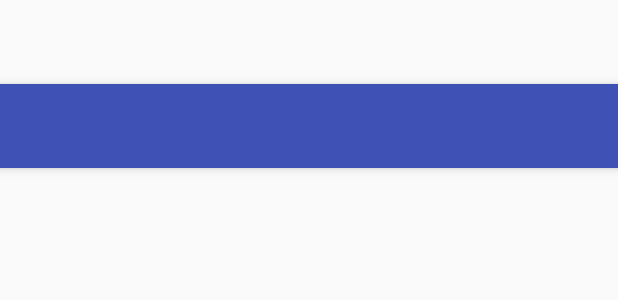
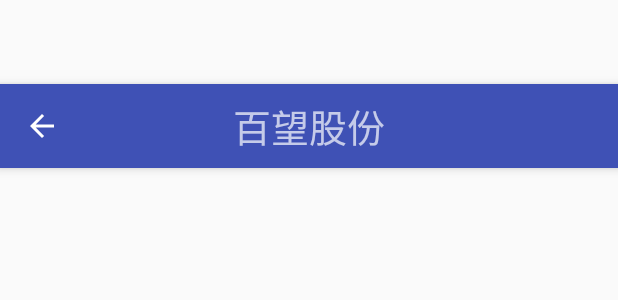
Before and after one commit to ljgsonx/FirstApp, an Android app: the layout activity_base.xml on its own in the app's theme, with its tools: preview values and no code run, on a phone screen of 412 x 824 dp. Shown: the top 300 px of the screen. Run offline under Robolectric (Android 15) with nearby library versions, the light colour scheme and no system bars.

Commit message:
finish toolbar test

```diff
--- a/alldemos/src/main/java/com/example/administrator/alldemos/utils/MyLoader.java
+++ b/alldemos/src/main/java/com/example/administrator/alldemos/utils/MyLoader.java
@@ -25,7 +25,7 @@ public class MyLoader extends AsyncTaskLoader<Cursor>{
 
     private MyLoaderObserver mMyLoaderObserver;
 
-    public MyLoader(Context context,int loaderType) {
+    public  MyLoader(Context context,int loaderType) {
         super(context);
         mLoaderType = loaderType;
     }
--- a/bwbaselibtest/src/main/res/values/dimens.xml
+++ b/bwbaselibtest/src/main/res/values/dimens.xml
@@ -2,4 +2,6 @@
     <!-- Default screen margins, per the Android Design guidelines. -->
     <dimen name="activity_horizontal_margin">16dp</dimen>
     <dimen name="activity_vertical_margin">16dp</dimen>
+
+
 </resources>
--- a/bwlib/src/main/res/layout/activity_base.xml
+++ b/bwlib/src/main/res/layout/activity_base.xml
@@ -19,15 +19,24 @@
             android:layout_height="?attr/actionBarSize"
             android:background="?attr/colorPrimary"
             app:layout_scrollFlags="scroll|enterAlways"
-            app:popupTheme="@style/ThemeOverlay.AppCompat.Light" />
+            app:navigationIcon="?attr/homeAsUpIndicator"
+            app:popupTheme="@style/ThemeOverlay.AppCompat.Light" >
+
+            <TextView
+                android:layout_gravity="center"
+                android:layout_width="wrap_content"
+                android:layout_height="wrap_content"
+                android:textSize="@dimen/title_size"
+                android:text="@string/company_name"/>
+        </android.support.v7.widget.Toolbar>
     </android.support.design.widget.AppBarLayout>
 
     <!--注意加上layout_behavior，使其不被toolbar覆盖-->
-    <ScrollView
+    <android.support.v4.widget.NestedScrollView
         android:id="@+id/userRootView"
         android:layout_width="match_parent"
         android:layout_height="match_parent"
         app:layout_behavior="@string/appbar_scrolling_view_behavior">
-    </ScrollView>
+    </android.support.v4.widget.NestedScrollView>
 
 </android.support.design.widget.CoordinatorLayout>
--- a/bwlib/src/main/res/values/strings.xml
+++ b/bwlib/src/main/res/values/strings.xml
@@ -1,3 +1,5 @@
 <resources>
     <string name="app_name">BwBaseLib</string>
+    <string name="company_name" >百望股份</string>
+    <string name="company_name_en">Bai Wang</string>
 </resources>
```
Also changed, not shown: bwbaselibtest/src/main/res/layout/activity_main.xml (+24 -60 lines), bwlib/src/main/java/com/baiwang/bwbaselib/BaseActivity.java (+14 -9 lines), bwlib/src/main/java/com/baiwang/bwbaselib/ToolBarHelper.java (+8 -1 lines), bwlib/src/main/res/values/dimens.xml (+14 -0 lines), 7 other files.
